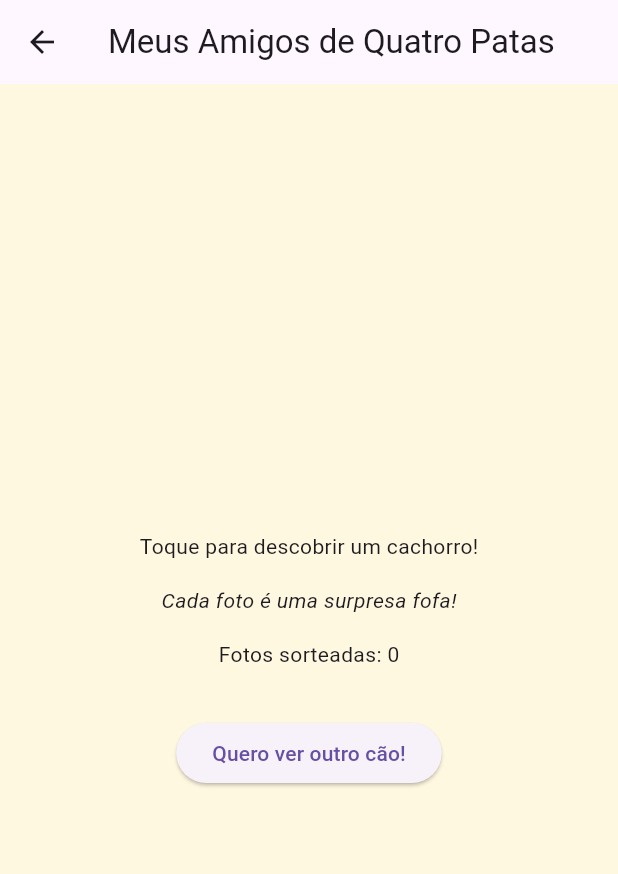
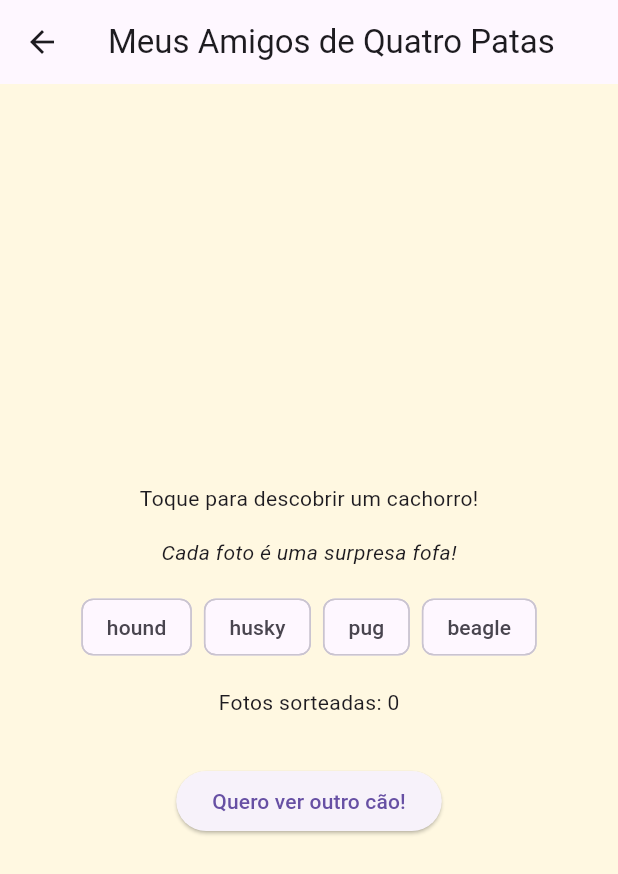
Before and after one commit to paulofveras/apis_imagens, a Flutter app: the TelaCaes screen opened directly, on a phone screen of 412 x 824 dp. Shown: the top 874 px of the screen. Run offline on Flutter 3.47's test engine with Material 3 defaults, Android fonts, the phone set to English and light mode, and no system bars.

```diff
--- a/lib/telas/tela_caes.dart
+++ b/lib/telas/tela_caes.dart
@@ -15,12 +15,18 @@ class _TelaCaesState extends State<TelaCaes> {
   bool carregando = false;
   // Exercício 2: conta quantas fotos já foram sorteadas com sucesso
   int totalFotos = 0;
+  // Exercício 3: raças disponíveis e a raça escolhida (null = qualquer uma)
+  final racas = ['hound', 'husky', 'pug', 'beagle'];
+  String? racaEscolhida;
 
   Future<void> buscarCao() async {
     setState(() { carregando = true; erro = null; });
     try {
-      final resposta = await http.get(
-        Uri.parse('https://dog.ceo/api/breeds/image/random'));
+      // Exercício 3: sem raça marcada usa o endpoint geral; com raça, o da raça
+      final endereco = racaEscolhida == null
+          ? 'https://dog.ceo/api/breeds/image/random'
+          : 'https://dog.ceo/api/breed/$racaEscolhida/images/random';
+      final resposta = await http.get(Uri.parse(endereco));
       if (resposta.statusCode != 200) throw Exception('Falha na consulta');
       final dados = jsonDecode(resposta.body);
       if (!mounted) return;
@@ -51,6 +57,18 @@ class _TelaCaesState extends State<TelaCaes> {
         const Text('Cada foto é uma surpresa fofa!',
           style: TextStyle(fontStyle: FontStyle.italic)),
         const SizedBox(height: 16),
+        // Exercício 3: escolha da raça com ChoiceChip dentro de um Wrap
+        Wrap(
+          spacing: 8,
+          children: racas.map((raca) => ChoiceChip(
+            label: Text(raca),
+            selected: racaEscolhida == raca,
+            // tocar de novo na raça marcada desmarca (volta ao aleatório)
+            onSelected: (marcada) =>
+              setState(() { racaEscolhida = marcada ? raca : null; }),
+          )).toList(),
+        ),
+        const SizedBox(height: 16),
         // Exercício 2: mostra o contador na tela
         Text('Fotos sorteadas: $totalFotos'),
         const SizedBox(height: 16),
```
